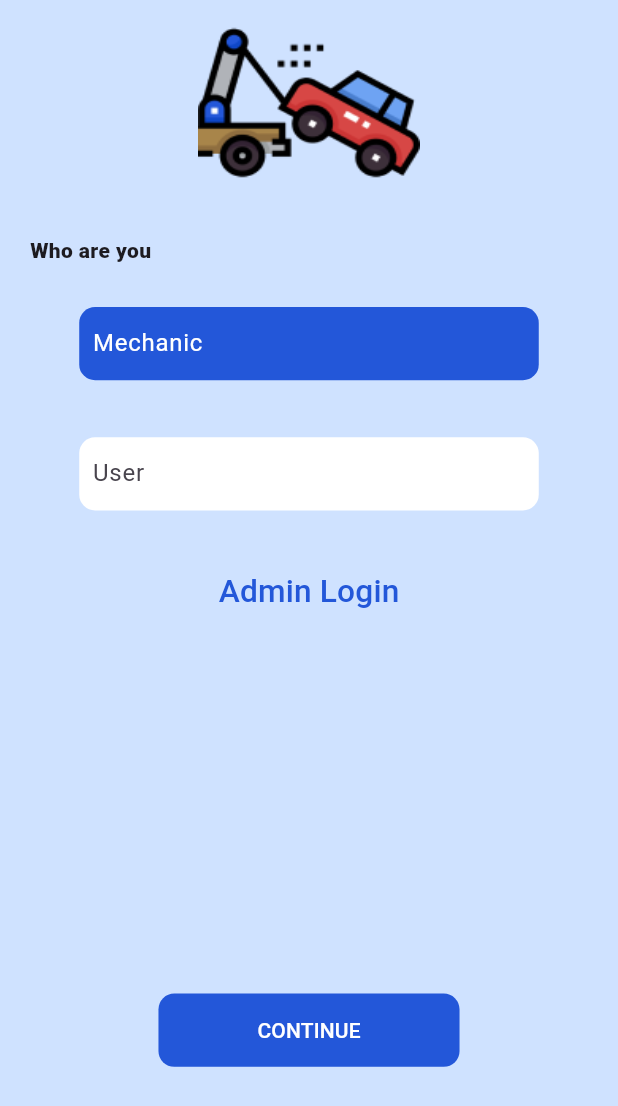
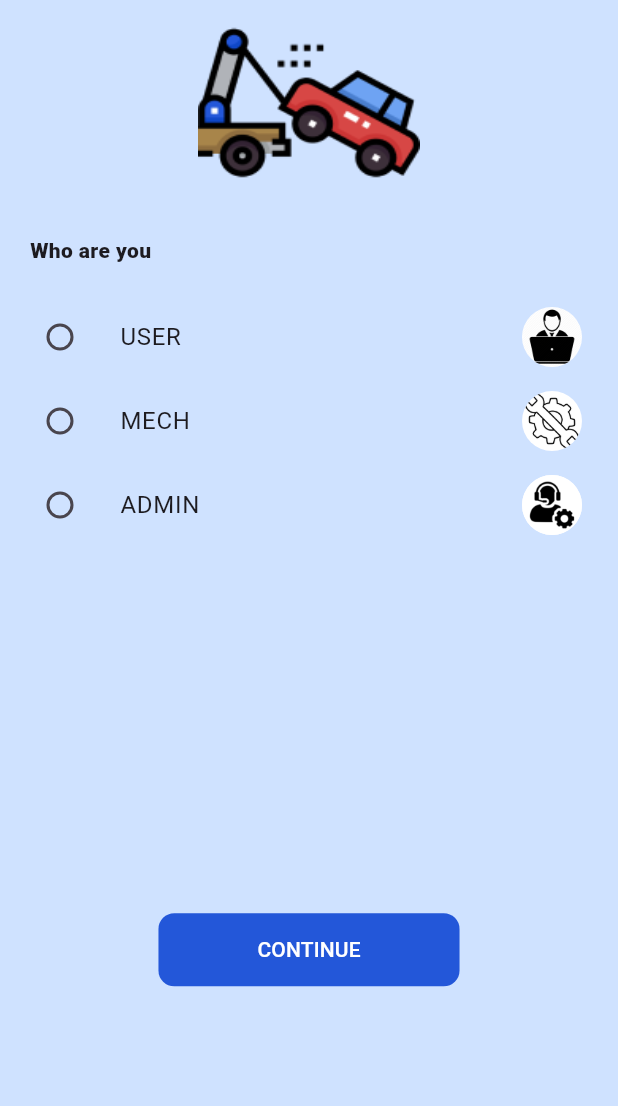
Before and after one commit to pranave2003/Vehicle_repair, a Flutter app: the screen it shows after launch, after a tap on "CONTINUE", on a phone screen of 412 x 824 dp. Shown: the top 1106 px of the screen. Run offline on Flutter 3.47's test engine with Material 3 defaults, Android fonts, the phone set to English and light mode, and no system bars; our stand-ins replace cloud_firestore, firebase_core, firebase_storage, flutter_rating_bar, flutter_screenutil, image_picker and 1 more; accounts and stored records are empty; network calls fail.

Commit message:
10th commit

```diff
--- a/lib/admin/Admin_login.dart
+++ b/lib/admin/Admin_login.dart
@@ -15,14 +15,15 @@ class Adminlogin extends StatefulWidget {
 class _AdminloginState extends State<Adminlogin> {
   var Name = TextEditingController();
   var Pass = TextEditingController();
-   login(){
-     if (Name.text=='admin@gmail.com' && Pass.text=='123' ){
-       Navigator.push(context, MaterialPageRoute(builder: (context) {
+  login() {
+    if (Name.text == 'admin@gmail.com' && Pass.text == '123') {
+      Navigator.push(context, MaterialPageRoute(
+        builder: (context) {
           return AdminHomeuser();
-       },));
-     }
-   }
-
+        },
+      ));
+    }
+  }
 
   @override
   Widget build(BuildContext context) {
@@ -57,7 +58,7 @@ class _AdminloginState extends State<Adminlogin> {
                       20,
                     ),
                     child: Text(
-                      "LOGIN",
+                      "ADMIN LOGIN",
                       style:
                           TextStyle(fontWeight: FontWeight.w800, fontSize: 20),
                     ),
@@ -142,7 +143,9 @@ class _AdminloginState extends State<Adminlogin> {
                       width: 190.w,
                       height: 50.h,
                       child: TextButton(
-                          onPressed: () {login();},
+                          onPressed: () {
+                            login();
+                          },
                           child: Text(
                             "LOGIN",
                             style: TextStyle(color: Colors.white),
--- /dev/null
+++ b/lib/admin/RadioButton.dart
@@ -0,0 +1,136 @@
+import 'package:flutter/cupertino.dart';
+import 'package:flutter/material.dart';
+import 'package:flutter_screenutil/flutter_screenutil.dart';
+
+import '../mech/mech login.dart';
+import '../user/User_login.dart';
+import 'Admin_login.dart';
+
+class Abcs extends StatefulWidget {
+  const Abcs({super.key});
+  @override
+  State<Abcs> createState() => _AbcsState();
+}
+
+class _AbcsState extends State<Abcs> {
+  int? usermechadmin;
+
+  @override
+  Widget build(BuildContext context) {
+    return Scaffold(
+        backgroundColor: Color(0xffCFE2FF),
+        body: SingleChildScrollView(
+          child: Column(
+            children: [
+              SafeArea(
+                child: Row(
+                  mainAxisAlignment: MainAxisAlignment.center,
+                  children: [
+                    Container(
+                      height: 140.h,
+                      width: 140.w,
+                      decoration: BoxDecoration(
+                          image: DecorationImage(
+                              image: AssetImage("assets/tow 3.png"),
+                              fit: BoxFit.fill)),
+                    )
+                  ],
+                ),
+              ),
+              Row(
+                children: [
+                  Padding(
+                    padding: const EdgeInsets.all(
+                      20,
+                    ),
+                    child: Text(
+                      "Who are you",
+                      style: TextStyle(fontWeight: FontWeight.w800),
+                    ),
+                  )
+                ],
+              ),
+              ListTile(
+                  trailing: CircleAvatar(backgroundColor: Colors.white,backgroundImage: AssetImage("assets/users.png")),
+                  title: Text("USER"),
+                  leading: Radio(
+                    value: 1,
+                    activeColor: Colors.green,
+                    groupValue: usermechadmin,
+                    onChanged: (value) {
+                      setState(() {
+                        usermechadmin = value;
+                      });
+                    },
+                  )),
+              ListTile(
+                  trailing: CircleAvatar(backgroundColor: Colors.white,backgroundImage: AssetImage("assets/mechs.png")),
+                  title: Text("MECH"),
+                  leading: Radio(
+                    activeColor: Colors.red,
+                    value: 2,
+                    groupValue: usermechadmin,
+                    onChanged: (value) {
+                      setState(() {
+                        usermechadmin = value;
+                      });
+                    },
+                  )),
+              ListTile(
+                  trailing: CircleAvatar(backgroundColor: Colors.white,backgroundImage: AssetImage("assets/admins.jpg")),
+                  title: Text("ADMIN"),
+                  leading: Radio(
+                    value: 3,
+                    activeColor: Colors.blueAccent,
+                    groupValue: usermechadmin,
+                    onChanged: (value) {
+                      setState(() {
+                        usermechadmin = value;
+                      });
+                    },
+                  )),
+              Padding(
+                padding: EdgeInsets.only(top: 250.h),
+                child: Row(
+                  mainAxisAlignment: MainAxisAlignment.center,
+                  children: [
+                    Container(
+                      width: 190.w,
+                      height: 50.h,
+                      child: TextButton(
+                          onPressed: () {
+                            if (1 == usermechadmin)
+                              Navigator.push(context, MaterialPageRoute(
+                                builder: (context) {
+                                  return Userlogin();
+                                },
+                              ));
+                            if (2 == usermechadmin)
+                              Navigator.push(context, MaterialPageRoute(
+                                builder: (context) {
+                                  return Mechlogin();
+                                },
+                              ));
+                            if (3 == usermechadmin)
+                              Navigator.push(context, MaterialPageRoute(
+                                builder: (context) {
+                                  return Adminlogin();
+                                },
+                              ));
+                          },
+                          child: Text(
+                            "CONTINUE",
+                            style: TextStyle(color: Colors.white),
+                          )),
+                      decoration: BoxDecoration(
+                          borderRadius: BorderRadius.circular(10.sp),
+                          color: Color(0xff2357D9)),
+                    )
+                  ],
+                ),
+              ),
+            ],
+          ),
+        ));
+  }
+}
--- a/lib/main.dart
+++ b/lib/main.dart
@@ -24,6 +24,7 @@ import 'admin/Admin_Payment.dart';
 import 'admin/Admin_User.dart';
 import 'admin/Admin_home_User.dart';
 import 'admin/Admin_login.dart';
+import 'admin/RadioButton.dart';
 import 'firebase_options.dart';
 import 'mech/Accept List.dart';
 import 'mech/Mech_Edit_profile.dart';
@@ -60,7 +61,7 @@ class MyApp extends StatelessWidget {
             colorScheme: ColorScheme.fromSeed(seedColor: Colors.deepPurple),
             useMaterial3: true,
           ),
-          home: Userormech()),
+          home: Abcs()),
       designSize: Size(390, 844),
     );
   }
--- a/lib/mech/Mech_service_accept or reject.dart
+++ b/lib/mech/Mech_service_accept or reject.dart
@@ -27,8 +27,7 @@ class _MechServiceAcceptState extends State<MechServiceAccept> {
           .collection('UserRequest')
           .doc(id)
           .update({'status': 1});
-      //
-      //
+
       //
       //
     });
@@ -95,7 +94,9 @@ class _MechServiceAcceptState extends State<MechServiceAccept> {
             Padding(
               padding: EdgeInsets.only(top: 250.h, left: 90.w),
               child: Column(
+
                 children: [
+                  Row(children: [Text("sf")],),
                   Padding(
                     padding: const EdgeInsets.all(8.0),
                     child: Row(
--- a/lib/user/User_login.dart
+++ b/lib/user/User_login.dart
@@ -23,7 +23,7 @@ class _UserloginState extends State<Userlogin> {
   String name = '';
   String email = '';
   String phone = '';
-  String path='';
+  String path = '';
 
   Widget build(BuildContext context) {
     return Scaffold(
@@ -226,7 +226,7 @@ class _UserloginState extends State<Userlogin> {
       name = user.docs[0]['username'];
       email = user.docs[0]['Mail'];
       phone = user.docs[0]['phone'];
-      path=user.docs[0]['profilepath'];
+      path = user.docs[0]['profilepath'];
       SharedPreferences data = await SharedPreferences.getInstance();
       data.setString('id', id);
       data.setString('name', name);
--- a/lib/user/user_mechanic_detail page.dart
+++ b/lib/user/user_mechanic_detail page.dart
@@ -237,7 +237,7 @@ class _UsermechanicdetailpageState extends State<Usermechanicdetailpage> {
       "Time": DateFormat('dd/mm/yy').format(date),
       "time": time.format(context),
       "status": 0,
-      "usermob":number
+      "usermob": number
     }).then((value) {
       Navigator.of(context).pop();
       print("Request success");
@@ -249,7 +249,7 @@ class _UsermechanicdetailpageState extends State<Usermechanicdetailpage> {
     setState(() {
       nm = spref.getString("name");
       path = spref.getString("paath");
-      number=spref.getString("phone");
+      number = spref.getString("phone");
 
       ID = spref.getString("id");
 
--- a/pubspec.yaml
+++ b/pubspec.yaml
@@ -74,10 +74,16 @@ flutter:
     - assets/tow 3.png
     - assets/officedp.jpg
     - assets/dp.png
+    - assets/admin.png
+    - assets/mech.webp
+    - assets/admin.png
     - assets/notification 1.png
     - assets/bussiness-man 2.png
     - assets/bMan.png
     - assets/check 1.png
+    - assets/admins.jpg
+    - assets/mechs.png
+    - assets/users.png
 
 
 
```
Also changed, not shown: assets/admin.png (added), assets/admins.jpg (added), assets/mech.webp (added), assets/mechs.png (added), assets/user.jpg (added), assets/users.png (added).
